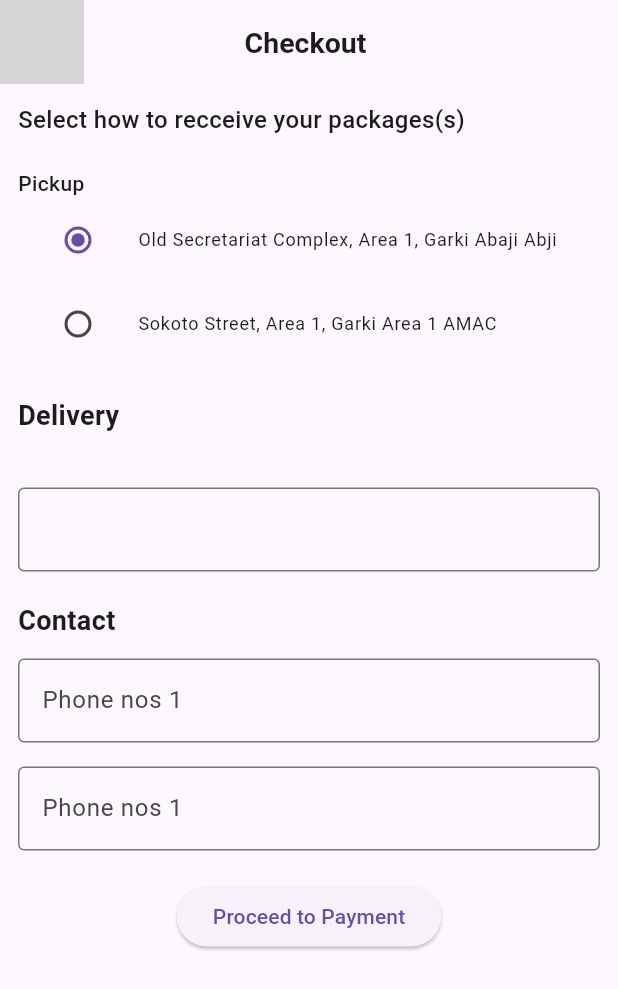
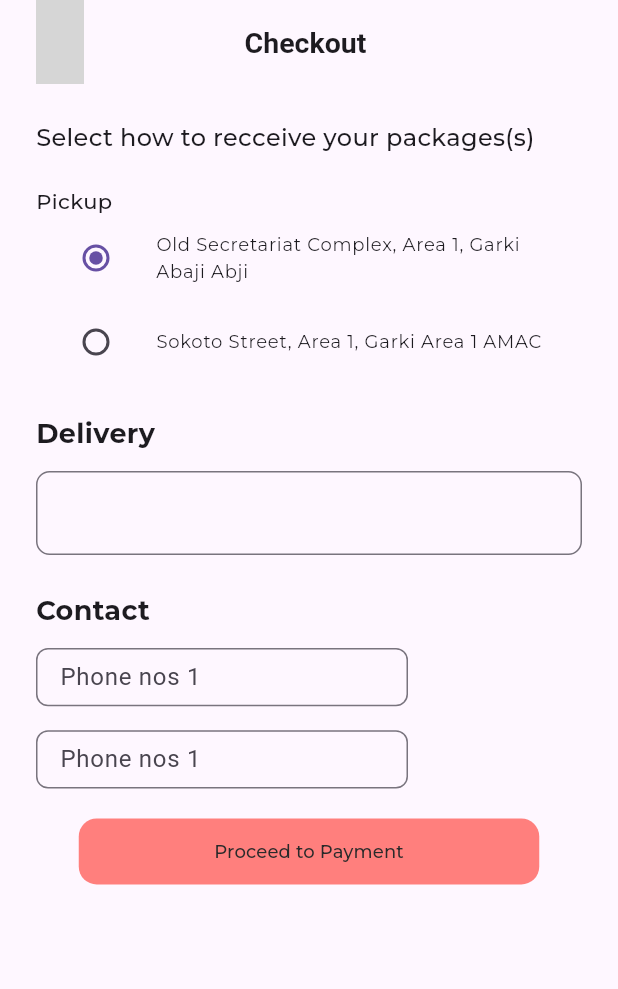
Before and after one commit to jGraphics/malltiverse_timbu, a Flutter app: the CheckoutStage2 screen opened by its route, on a phone screen of 412 x 824 dp. Shown: the top 989 px of the screen. Run offline on Flutter 3.47's test engine with Material 3 defaults, Android fonts, the phone set to English and light mode, and no system bars; our stand-ins replace carousel_slider, flutter_lorem, google_fonts, iconsax_plus; network calls fail; grey boxes are pictures that could not be loaded.

Commit message:
fixed renderflow bug checkout page2 and size of contact inputs

```diff
--- a/lib/apis/models/listOfProductItem.dart
+++ b/lib/apis/models/listOfProductItem.dart
@@ -94,8 +94,7 @@ class Item {
         photos: List<Photo>.from(json["photos"].map((x) => Photo.fromJson(x))),
         prices: json["prices"],
         stocks: json["stocks"],
-        currentPrice: null ??
-            List<CurrentPrice>.from(
+        currentPrice: List<CurrentPrice>.from(
                 json["current_price"].map((x) => CurrentPrice.fromJson(x))),
         isDeleted: json["is_deleted"],
         availableQuantity: json["available_quantity"],
--- a/lib/screens/checkout_screen2.dart
+++ b/lib/screens/checkout_screen2.dart
@@ -1,12 +1,7 @@
-import 'dart:ui';
 import 'payment_screen.dart';
-import 'package:flutter/widgets.dart';
 import 'package:flutter/material.dart';
-import 'package:flutter/rendering.dart';
-
-
-
-
+import 'package:google_fonts/google_fonts.dart';
+import 'package:malltiverse_timbu/constants/colors.dart';
 
 class CheckoutStage2 extends StatefulWidget {
   @override
@@ -21,27 +16,42 @@ class _CheckoutStage2State extends State<CheckoutStage2> {
   @override
   Widget build(BuildContext context) {
     return Scaffold(
-      appBar: AppBar(leading: Image.asset('./assets/images/mall_logo.png', scale: 2.0,),
+      appBar: AppBar(
+        leading: Padding(padding: const EdgeInsets.only(left: 24.0),
+        child: SizedBox(
+        child:  Image.asset('./assets/images/mall_logo.png', ),
+        ),
+        ),
         title: const Text('Checkout ', style: TextStyle(fontWeight: FontWeight.w600, fontSize: 19),),
       centerTitle: true,),
-      body: Padding(
-        padding: const EdgeInsets.all(12.0),
+      body: SingleChildScrollView(child: Padding(
+        padding: const EdgeInsets.all(24.0),
         child: Column(
           crossAxisAlignment: CrossAxisAlignment.start,
           children: [
+                 Text(
+                      'Select how to recceive your packages(s)',
+                      style: GoogleFonts.montserrat(
+                        fontSize: 16.0,
+                        fontWeight: FontWeight.w500,
+                      ),
+                    ),       const SizedBox(height: 21),
+                   Text(
+                      'Pickup',
+                      style: GoogleFonts.montserrat(
+                        fontSize: 14.0,
+                        fontWeight: FontWeight.w500,
+                      ),
+                    ),
 
-            const Text(
-              'Select how to recceive your packages(s)',
-              style: TextStyle(fontSize: 16, fontWeight: FontWeight.w500),
+            ListTile(
+              title: Text(
+                      'Old Secretariat Complex, Area 1, Garki Abaji Abji',
+                      style: GoogleFonts.montserrat(
+                        fontSize: 12.0,
+                        fontWeight: FontWeight.w400,
                       ),
-                        const SizedBox(height: 21),
-            const Text(
-              'Pickup',
-              style: TextStyle(fontSize: 14, fontWeight: FontWeight.w500),
                     ),
-            ListTile(
-              title: const Text('Old Secretariat Complex, Area 1, Garki Abaji Abji',
-              style: TextStyle(fontSize: 12, fontWeight: FontWeight.w400),),
               leading: Radio<String>(
                 value: 'Address 1',
                 groupValue: _selectedAddress,
@@ -53,8 +63,8 @@ class _CheckoutStage2State extends State<CheckoutStage2> {
               ),
             ),
             ListTile(
-              title: const Text('Sokoto Street, Area 1, Garki Area 1 AMAC',
-              style: TextStyle(fontSize: 12, fontWeight: FontWeight.w400),),
+              title: Text('Sokoto Street, Area 1, Garki Area 1 AMAC',
+              style: GoogleFonts.montserrat(fontSize: 12, fontWeight: FontWeight.w400),),
               leading: Radio<String>(
                 value: 'Address 2',
                 groupValue: _selectedAddress,
@@ -66,42 +76,66 @@ class _CheckoutStage2State extends State<CheckoutStage2> {
               ),
             ),
             const SizedBox(height: 20),
-           const Text(
+            Text(
                     'Delivery',
-              style: TextStyle(fontSize: 18, fontWeight: FontWeight.bold),
+                      style: GoogleFonts.montserrat(
+                        fontSize: 18.0,
+                        fontWeight: FontWeight.bold,
                       ),
-            const SizedBox(height: 35,),
+                    ),
+            const SizedBox(height: 12),
+            SizedBox(height: 60,
+              child:
                 TextField(
                   controller: _deliveryAddressController,
                   decoration: const InputDecoration(
-                border: OutlineInputBorder(),
+                    border: OutlineInputBorder(borderRadius: BorderRadius.all(Radius.circular(9))),
+                  ),
                 ),
               ),
             const SizedBox(height: 20),
-            const Text(
+            Text(
                       'Contact',
-              style: TextStyle(fontSize: 18, fontWeight: FontWeight.bold),
+                      style: GoogleFonts.montserrat(
+                        fontSize: 18.0,
+                        fontWeight: FontWeight.bold,
                       ),
-            const SizedBox(height: 12,),
+                    ),
+            const SizedBox (height: 12,),
+            SizedBox( height: 38.83, width: 248,
+              child:
                 TextField(
                   controller: _phoneNumberController,
                   decoration: const InputDecoration(
                     labelText: 'Phone nos 1',
-                border: OutlineInputBorder(),
+                    border: OutlineInputBorder(borderRadius: BorderRadius.all(Radius.circular(8))),
                   ),
                   keyboardType: TextInputType.phone,
                 ),
+              ),
             const SizedBox(height: 16,),
+    SizedBox( height: 38.83, width: 248,
+              child:
                 TextField(
-              controller: _deliveryAddressController,
+                  controller: _phoneNumberController,
                   decoration: const InputDecoration(
                     labelText: 'Phone nos 1',
-                border: OutlineInputBorder(),
+                    border: OutlineInputBorder(borderRadius: BorderRadius.all(Radius.circular(8))),
+                  ),
+                  keyboardType: TextInputType.phone,
                 ),
               ),
    const SizedBox(height: 20),
             Center(
-              child: ElevatedButton(
+              child:
+              Container(
+              width: 307,
+              height: 44,
+              decoration: const BoxDecoration(
+                color: colorPrimary,
+                borderRadius: BorderRadius.all(Radius.circular(12)),
+              ),
+              child: TextButton(
                 onPressed: () {
                   Navigator.of(context).push(
                     MaterialPageRoute(
@@ -109,10 +143,20 @@ class _CheckoutStage2State extends State<CheckoutStage2> {
                     ),
                   );
                 },
-                child: const Text('Proceed to Payment'),
+                child: Text(
+                  'Proceed to Payment',
+                  style: GoogleFonts.montserrat(
+                    textStyle: const TextStyle(
+                      fontWeight: FontWeight.w500,
+                      fontSize: 12,
+                      color: blFa,
                     ),
                   ),
-          ],
+                ),
+              ),
+            ),
+            ),
+        ],),
      ),
      ),
     );
--- a/lib/screens/product_screen.dart
+++ b/lib/screens/product_screen.dart
@@ -4,7 +4,6 @@ import 'package:provider/provider.dart';
 import 'package:google_fonts/google_fonts.dart';
 import 'package:malltiverse_timbu/apis/timbu_api.dart';
 import 'package:malltiverse_timbu/constants/colors.dart';
-import 'package:malltiverse_timbu/screens/view_product.dart';
 import 'package:malltiverse_timbu/apis/models/listOfProductItem.dart';
 
 class ProductScreen extends StatefulWidget {
@@ -44,7 +43,7 @@ class _ProductScreenState extends State<ProductScreen> {
         NumberFormat.currency(symbol: '₦', decimalDigits: 2);
 
     return Scaffold(
-      appBar: AppBar(
+      appBar: AppBar(toolbarHeight: 90,
         leadingWidth: 65,
         leading: Image.asset(
           './assets/images/mall_logo.png', width: 120, height: 40,
@@ -154,19 +153,19 @@ class _ProductScreenState extends State<ProductScreen> {
                                     padding: const EdgeInsets.all(8.0),
                                     child: GestureDetector(
                                       onTap: () {
-                                        Navigator.push(
-                                          context,
-                                          MaterialPageRoute(
-                                            builder: (context) =>
-                                                ViewProductPage(
-                                              id: product.id,
-                                              itemPrice: currencyFormat.format(
-                                                  product.currentPrice?[0]
-                                                          .ngn[0] ??
-                                                      0),
-                                            ),
-                                          ),
-                                        );
+                                        // Navigator.push(
+                                          // context,
+                                          // MaterialPageRoute(
+                                          //   builder: (context) =>
+                                          //       ViewProductPage(
+                                          //     id: product.id,
+                                          //     itemPrice: currencyFormat.format(
+                                          //         product.currentPrice?[0]
+                                          //                 .ngn[0] ??
+                                          //             0),
+                                          //   ),
+                                          // ),
+                                        // );
                                       },
                                       child: Container(
                                         width: 250,
```
Lines whose indentation alone changed are shown as unchanged.
